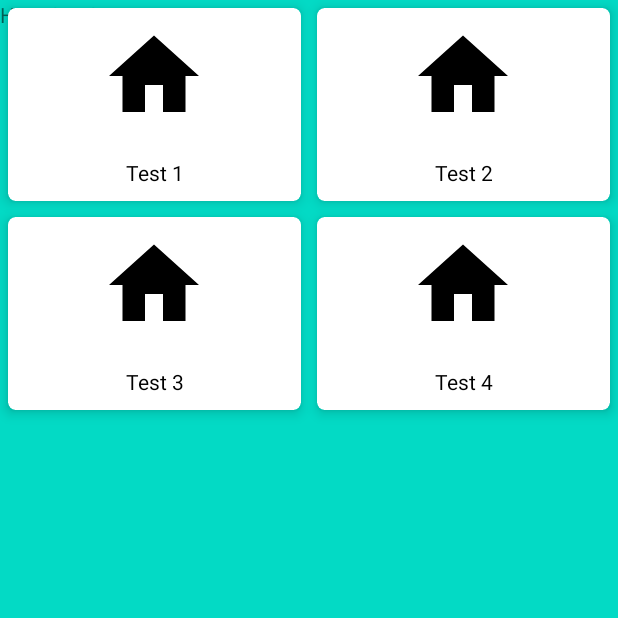
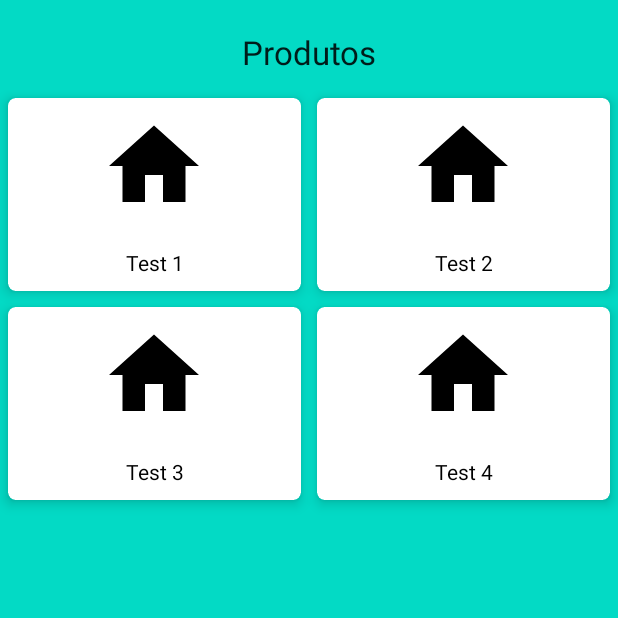
Before and after one commit to FIAP-repositorios/GRO-APP, an Android app: the screen it shows after launch (MainActivity), on a phone screen of 412 x 824 dp, the top half of it. Run offline under Robolectric (Android 15) with nearby library versions, the light colour scheme and no system bars.

Commit message:
feat: Add title in home

```diff
--- a/app/src/main/res/layout/fragment_home.xml
+++ b/app/src/main/res/layout/fragment_home.xml
@@ -8,15 +8,20 @@
 
     <TextView
         android:id="@+id/textView2"
-        android:layout_width="wrap_content"
+        android:layout_width="match_parent"
         android:layout_height="wrap_content"
-        android:text="HELLO WORLD"
+        android:text="Produtos"
+        android:textAppearance="@style/TextAppearance.AppCompat.Large"
+        android:textAlignment="center"
+        android:layout_marginTop="20dp"
+        android:layout_marginBottom="20dp"
         />
 
     <androidx.recyclerview.widget.RecyclerView
+        android:layout_marginTop="60dp"
         android:id="@+id/recycleView"
         android:layout_width="match_parent"
-        android:layout_height="match_parent" >
+        android:layout_height="match_parent">
 
     </androidx.recyclerview.widget.RecyclerView>
 </FrameLayout>
```
